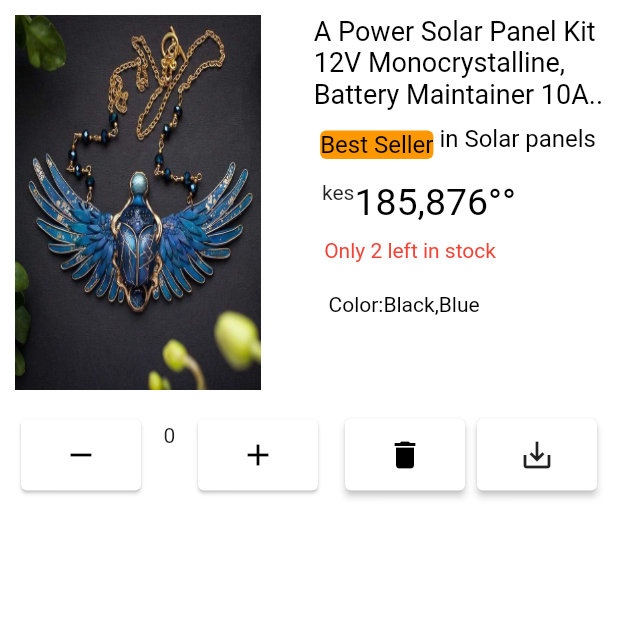
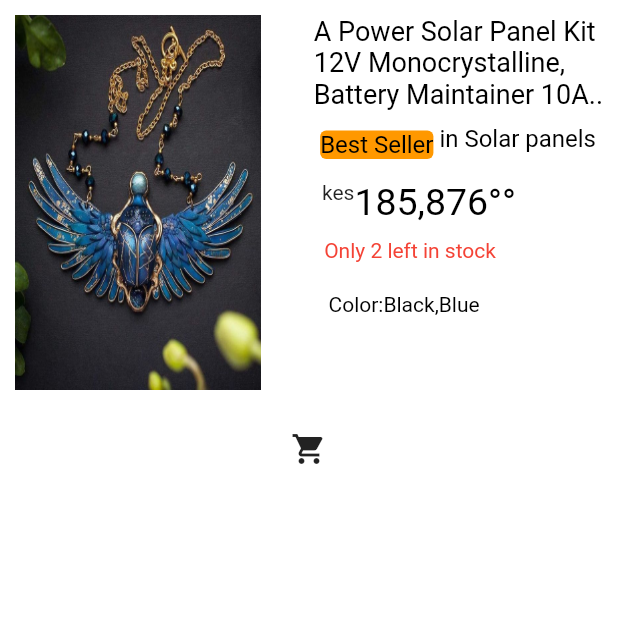
Before and after one commit to axelasa/yellowdot, a Flutter app: the screen it shows after launch, on a phone screen of 412 x 824 dp, the top half of it. Run offline on Flutter 3.47's test engine with Material 2 defaults, Android fonts, the phone set to English and light mode, and no system bars; our stand-ins replace bloc, equatable, flutter_bloc.

```diff
--- a/lib/main.dart
+++ b/lib/main.dart
@@ -1,5 +1,7 @@
+import 'package:cart/presentation/cart_bloc.dart';
 import 'package:cart/presentation/pages/cart.dart';
 import 'package:flutter/material.dart';
+import 'package:flutter_bloc/flutter_bloc.dart';
 
 void main() {
   runApp(const MyApp());
@@ -11,7 +13,11 @@ class MyApp extends StatelessWidget {
   // This widget is the root of your application.
   @override
   Widget build(BuildContext context) {
-    return MaterialApp(
+    return MultiBlocProvider(
+      providers: [
+        BlocProvider(create: (context)=>CartBloc()),
+      ],
+      child: MaterialApp(
         title: 'Flutter Demo',
         theme: ThemeData(
           // This is the theme of your application.
@@ -26,6 +32,7 @@ class MyApp extends StatelessWidget {
           primarySwatch: Colors.blue,
         ),
         home: const Cart(),
+      ),
     );
   }
 }
--- /dev/null
+++ b/lib/presentation/cart_bloc.dart
@@ -0,0 +1,31 @@
+import 'dart:async';
+
+import 'package:bloc/bloc.dart';
+import 'package:equatable/equatable.dart';
+
+part 'cart_event.dart';
+part 'cart_state.dart';
+
+class CartBloc extends Bloc<CartEvent, CartState> {
+  int cartItems = 0;
+  CartBloc() : super(NoCartState()) {
+    on<AddToCart>(_addedToCartEvent);
+    on<RemoveFromCart>(_removeFromCart);
+  }
+
+  Future<void> _addedToCartEvent(event, Emitter<CartState> emit) async {
+    print("adding $cartItems");
+    emit(HasCartState(++cartItems));
+  }
+
+  Future<void> _removeFromCart(RemoveFromCart event, Emitter<CartState> emit) async {
+    print("removing $cartItems");
+    if(cartItems == 1) {
+      cartItems =0;
+
+      emit(NoCartState());
+      return;
+    }
+    emit(HasCartState(--cartItems));
+  }
+}
--- /dev/null
+++ b/lib/presentation/cart_event.dart
@@ -0,0 +1,17 @@
+part of 'cart_bloc.dart';
+
+abstract class CartEvent extends Equatable {
+  const CartEvent();
+  @override
+
+  List<Object?> get props =>[];
+}
+
+class AddToCart extends CartEvent{
+
+  const AddToCart():super();
+}
+
+class RemoveFromCart extends CartEvent{
+  const RemoveFromCart():super();
+}
--- /dev/null
+++ b/lib/presentation/cart_state.dart
@@ -0,0 +1,21 @@
+part of 'cart_bloc.dart';
+
+abstract class CartState extends Equatable {
+  const CartState();
+  @override
+  List<Object> get props => [];
+}
+
+class NoCartState extends CartState {
+
+}
+
+class HasCartState extends CartState{
+  final int cartItems;
+
+  const HasCartState(this.cartItems):super();
+
+  @override
+  List<Object> get props => [cartItems];
+
+}
--- a/lib/presentation/pages/cart.dart
+++ b/lib/presentation/pages/cart.dart
@@ -1,5 +1,7 @@
+import 'package:cart/presentation/cart_bloc.dart';
 import 'package:cart/presentation/pages/constants/consytant.dart';
 import 'package:flutter/material.dart';
+import 'package:flutter_bloc/flutter_bloc.dart';
 
 class Cart extends StatefulWidget {
   const Cart({super.key});
@@ -9,17 +11,14 @@ class Cart extends StatefulWidget {
 }
 
 class _CartState extends State<Cart> {
-  int addToCart = 0;
-  void incrementCount(){
-    setState(() {
-      addToCart++;
-    });
+  late var cartBloc = BlocProvider.of<CartBloc>(context);
+
+  void incrementCount() {
+    cartBloc.add(const AddToCart());
   }
 
-  void decrementCount(){
-    setState(() {
-      addToCart--;
-    });
+  void decrementCount() {
+    cartBloc.add(const RemoveFromCart());
   }
 
   @override
@@ -64,13 +63,13 @@ class _CartState extends State<Cart> {
                       Row(
                           mainAxisAlignment: MainAxisAlignment.start,
                           crossAxisAlignment: CrossAxisAlignment.start,
-                          children:const [
+                          children: const [
                             Card(
                               elevation: 0,
                               // shape:
                               color: Colors.orange,
                               child: Text('Best Seller',
-                                style:TextStyle(
+                                style: TextStyle(
                                     fontSize: 16,
                                     fontWeight: FontWeight.w400,
                                     color: Colors.black
@@ -93,7 +92,7 @@ class _CartState extends State<Cart> {
                         child: Row(
                             mainAxisAlignment: MainAxisAlignment.start,
                             crossAxisAlignment: CrossAxisAlignment.start,
-                            children:const [
+                            children: const [
                               Text('kes',
                                 textAlign: TextAlign.start,
                               ),
@@ -131,13 +130,21 @@ class _CartState extends State<Cart> {
                 ],
               ),
               const SizedBox(height: 15,),
-              Row(
+              BlocBuilder<CartBloc, CartState>(
+                builder: (context, state) {
+                  if(state is NoCartState){
+                    return IconButton(onPressed: incrementCount,
+                        icon: Icon(Icons.shopping_cart)
+                    );
+                  }
+                  var hasState = state as HasCartState;
+                  return Row(
                     mainAxisAlignment: MainAxisAlignment.start,
                     crossAxisAlignment: CrossAxisAlignment.start,
                     children: [
                       Expanded(
                         child: Card(
-                      child: IconButton(onPressed: (){
+                          child: IconButton(onPressed: () {
                             decrementCount();
                           },
                             icon: const Icon(Icons.remove,
@@ -151,18 +158,18 @@ class _CartState extends State<Cart> {
                           width: 30,
                           child: Center(
                             child: (
-                            Text(addToCart.toString(),
+                                Text(hasState.cartItems.toString(),
                                   textAlign: TextAlign.center,
                                 )),
                           )),
                       Expanded(
                         child: Card(
                           child: IconButton(
-                          onPressed: (){
+                              onPressed: () {
                                 incrementCount();
                               },
                               icon: const Icon(
-                              Icons.add,color: Colors.black
+                                  Icons.add, color: Colors.black
                               )
                           ),
                         ),
@@ -172,8 +179,8 @@ class _CartState extends State<Cart> {
                         child: Card(
                           elevation: 2,
                           child: IconButton(
-                        onPressed: (){
-                          decrementCount();
+                            onPressed: () {
+                              //decrementCount();
                             },
                             icon: const Icon(
                               Icons.delete,
@@ -187,8 +194,8 @@ class _CartState extends State<Cart> {
                         child: Card(
                           elevation: 2,
                           child: IconButton(
-                        onPressed: (){
-                          incrementCount();
+                            onPressed: () {
+                              //incrementCount();
                             },
                             icon: const Icon(
                                 Icons.save_alt
@@ -197,6 +204,8 @@ class _CartState extends State<Cart> {
                         ),
                       )
                     ],
+                  );
+                },
               ),
             ],
           ),
```
Also changed, not shown: lib/presentation/added_to_cart_bloc.dart (deleted, +0 -16 lines), lib/presentation/added_to_cart_event.dart (deleted, +0 -18 lines), lib/presentation/added_to_cart_state.dart (deleted, +0 -21 lines). Lines whose indentation alone changed are shown as unchanged.
